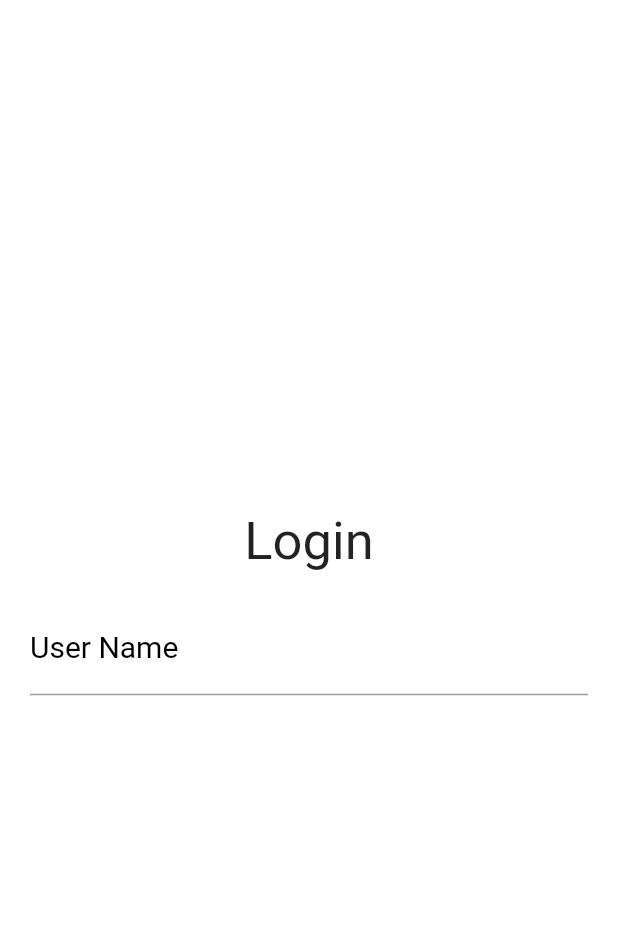
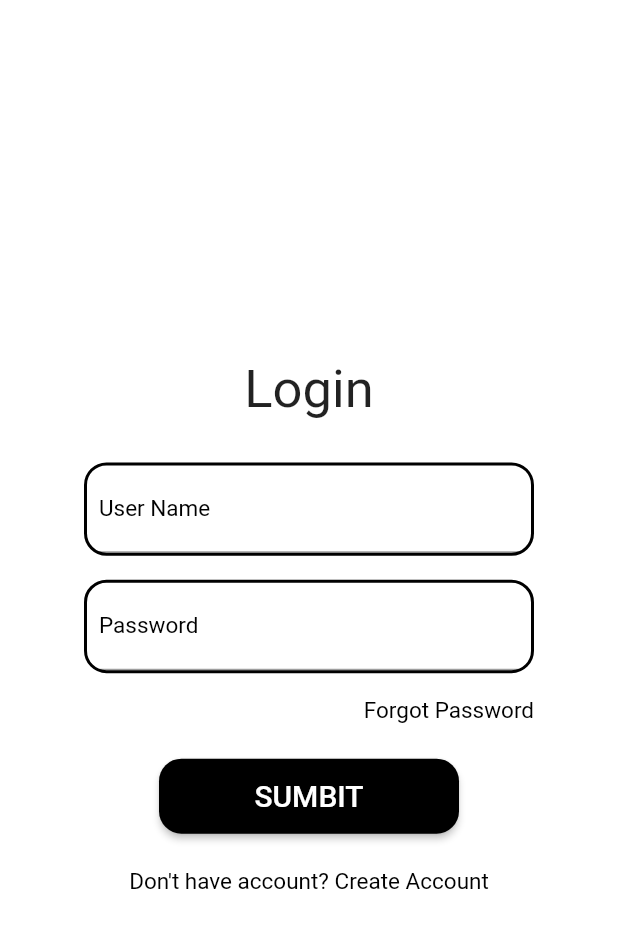
Before and after one commit to kartik495/TT, a Flutter app: the screen it shows after launch, on a phone screen of 412 x 824 dp. Shown: the top 928 px of the screen. Run offline on Flutter 3.47's test engine with Material 2 defaults, Android fonts, the phone set to English and light mode, and no system bars.

Commit message:
Login page GUI created (only GUI its not functioning)

```diff
--- a/tt/lib/pages/login.dart
+++ b/tt/lib/pages/login.dart
@@ -9,6 +9,7 @@ class _LoginState extends State<Login> {
   var _formkey = GlobalKey<FormState>();
 
   var _username = TextEditingController();
+  var _password = TextEditingController();
 
   @override
   Widget build(BuildContext context) {
@@ -19,27 +20,98 @@ class _LoginState extends State<Login> {
           mainAxisAlignment: MainAxisAlignment.center,
           crossAxisAlignment: CrossAxisAlignment.stretch,
           children: [
-            Center(
+            Padding(
+              padding: const EdgeInsets.all(20.0),
+              child: Center(
                 child: Text(
                   'Login',
                   style: TextStyle(fontSize: 35),
                 ),
               ),
+            ),
             Form(
               key: _formkey,
               child: Column(
-                crossAxisAlignment: CrossAxisAlignment.stretch,
                 mainAxisAlignment: MainAxisAlignment.center,
                 children: [
                   Padding(
-                    padding: const EdgeInsets.all(20.0),
+                    padding: const EdgeInsets.all(8.0),
+                    child: Container(
+                      decoration: BoxDecoration(
+                          border: Border.all(color: Colors.black, width: 2),
+                          borderRadius: BorderRadius.all(Radius.circular(15))),
+                      width: 300,
+                      child: Padding(
+                        padding: const EdgeInsets.only(left: 8.0, right: 8),
                         child: TextField(
                           controller: _username,
                           keyboardType: TextInputType.name,
                           decoration: InputDecoration(
                               labelText: 'User Name',
                               labelStyle:
-                              TextStyle(fontSize: 20, color: Colors.black)),
+                                  TextStyle(fontSize: 15, color: Colors.black)),
+                        ),
+                      ),
+                    ),
+                  ),
+                  Padding(
+                    padding: const EdgeInsets.all(8.0),
+                    child: Container(
+                      decoration: BoxDecoration(
+                          border: Border.all(color: Colors.black, width: 2),
+                          borderRadius: BorderRadius.all(Radius.circular(15))),
+                      width: 300,
+                      child: Padding(
+                        padding: const EdgeInsets.only(left: 8.0, right: 8),
+                        child: TextField(
+                          controller: _password,
+                          keyboardType: TextInputType.visiblePassword,
+                          decoration: InputDecoration(
+                              labelText: 'Password',
+                              labelStyle:
+                                  TextStyle(fontSize: 15, color: Colors.black)),
+                        ),
+                      ),
+                    ),
+                  ),
+                  Padding(
+                    padding: const EdgeInsets.all(8.0),
+                    child: Container(
+                      width: 300,
+                      child: GestureDetector(
+                        onTap: () {},
+                        child: Text(
+                          'Forgot Password',
+                          textAlign: TextAlign.right,
+                          style: TextStyle(color: Colors.black, fontSize: 15),
+                        ),
+                      ),
+                    ),
+                  ),
+                  Padding(
+                    padding: const EdgeInsets.all(15.0),
+                    child: SizedBox(
+                      width: 200,
+                      height: 50,
+                      child: RaisedButton(
+                        shape: RoundedRectangleBorder(
+                            borderRadius: BorderRadius.circular(15)),
+                        onPressed: () {},
+                        color: Colors.black,
+                        child: Text(
+                          'SUMBIT',
+                          style: TextStyle(color: Colors.white, fontSize: 20),
+                        ),
+                      ),
+                    ),
+                  ),
+                  Padding(
+                    padding: const EdgeInsets.all(8.0),
+                    child: GestureDetector(
+                      child: Text(
+                        "Don't have account? Create Account",
+                        style: TextStyle(color: Colors.black, fontSize: 15),
+                      ),
                     ),
                   )
                 ],
```
Lines whose indentation alone changed are shown as unchanged.
